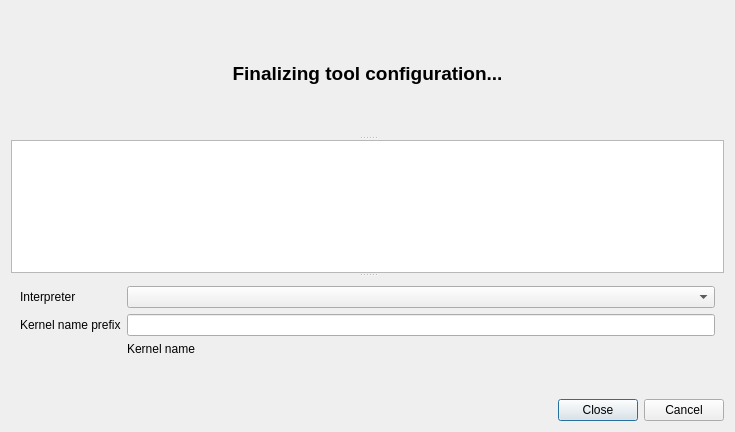
spine-tools/Spine-Toolbox, file spinetoolbox/ui/mini_kernel_editor_dialog.ui: the form before one commit.
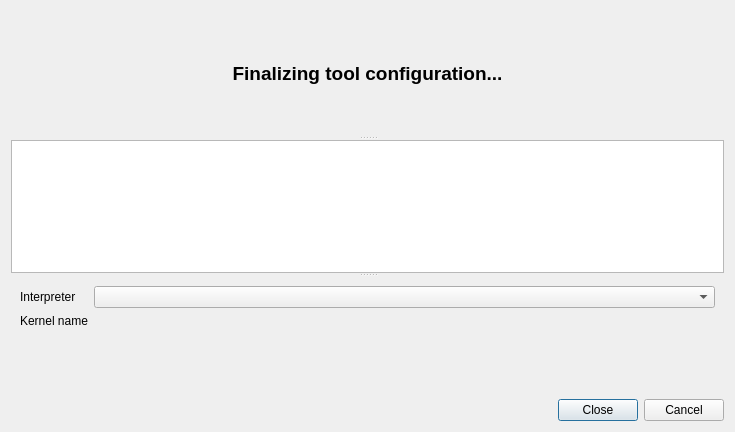
The form after the commit.

Commit message:
Make a simpler Add python kernel wizard, fix bugs, refactor
- Remade Python kernel manager in Settings->Tools
- Make current combobox item red if the path doesn't exist. This required adding a stylesheet to certain comboBoxes
- Add more actions for Python, Julia, and Julia Project context menus
- Decouple context menus from Settings Widget so they can be used in Tool Properties as well
- Added a green check mark svg icon

```diff
--- a/spinetoolbox/ui/mini_kernel_editor_dialog.ui
+++ b/spinetoolbox/ui/mini_kernel_editor_dialog.ui
@@ -120,21 +120,7 @@
         <item row="2" column="1">
          <widget class="QComboBox" name="comboBox_python_interpreter"/>
         </item>
-        <item row="5" column="0">
-         <widget class="QLabel" name="label">
-          <property name="text">
-           <string>Kernel name prefix</string>
-          </property>
-         </widget>
-        </item>
-        <item row="5" column="1">
-         <widget class="QLineEdit" name="lineEdit_python_kernel_name_prefix">
-          <property name="enabled">
-           <bool>true</bool>
-          </property>
-         </widget>
-        </item>
-        <item row="6" column="1">
+        <item row="4" column="0">
          <widget class="QLabel" name="label_python_kernel_name">
           <property name="text">
            <string>Kernel name</string>
```
Left out of the diff: 1 changed line with no effect on the pictures. The commit also changes 15 other files.
